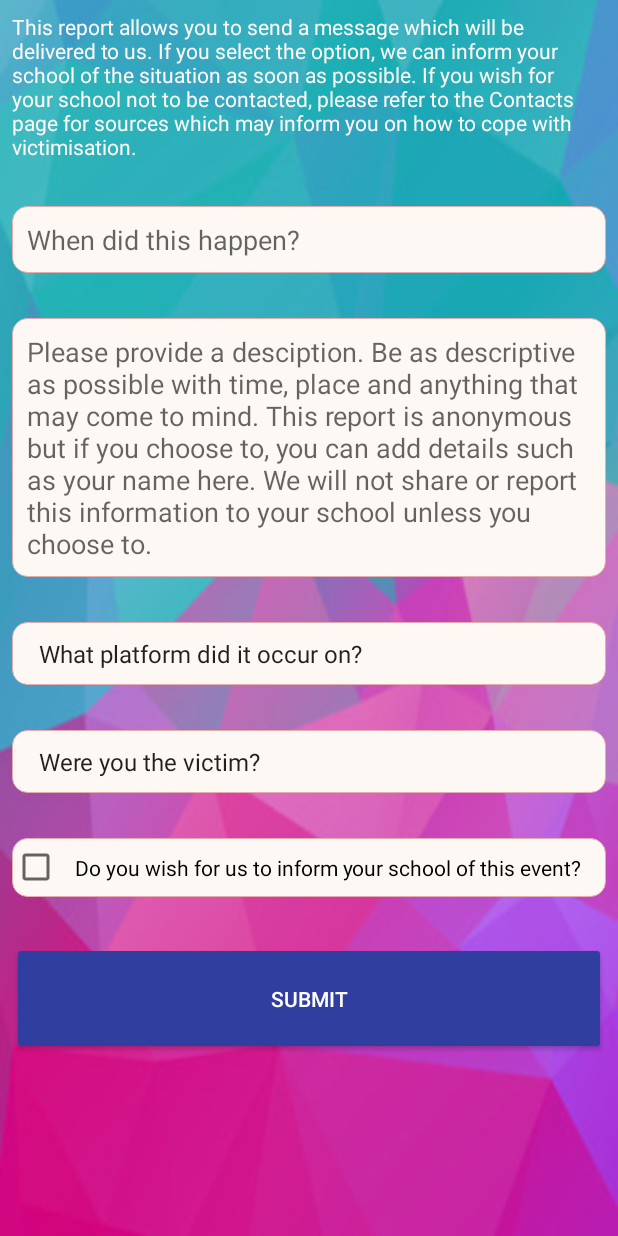
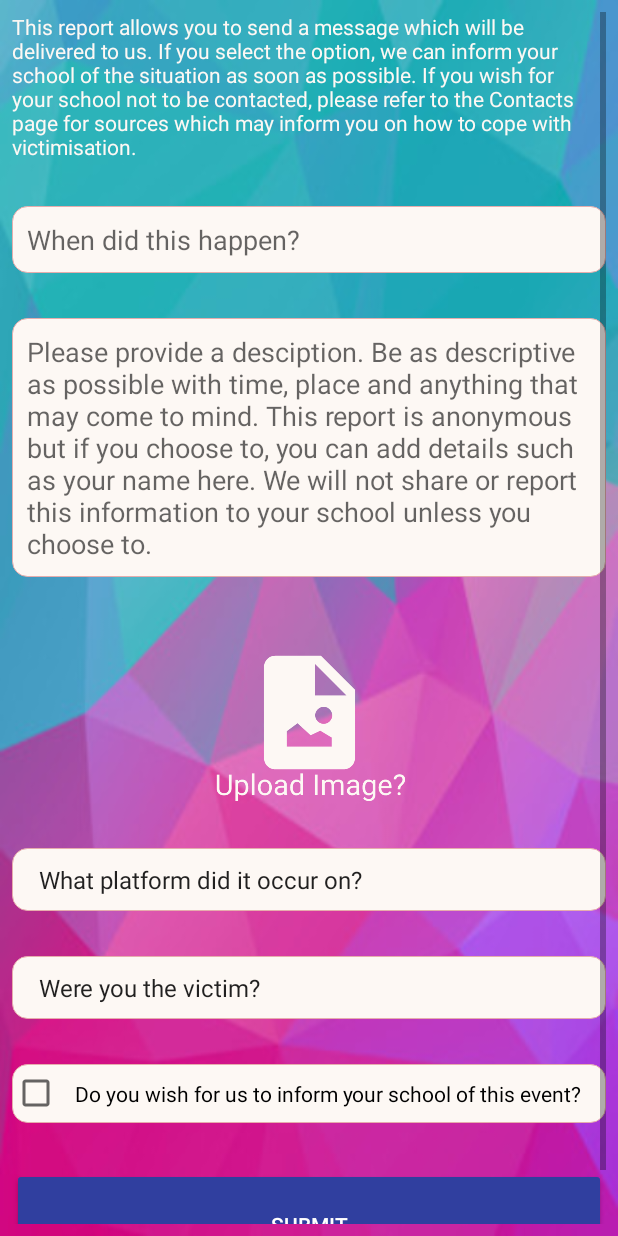
Before and after one commit to tha-bo/mvmr, an Android app: the layout content_report.xml on its own in the app's theme, with its tools: preview values and no code run, on a phone screen of 412 x 824 dp. Run offline under Robolectric (Android 15) with nearby library versions, the phone set to English and light mode, and no system bars.

Commit message:
added image upload to mvmr

```diff
--- a/app/build.gradle
+++ b/app/build.gradle
@@ -7,8 +7,8 @@ android {
         applicationId "mvmr.mvmr"
         minSdkVersion 16
         targetSdkVersion 17
-        versionCode 7
-        versionName "1.007"
+        versionCode 8
+        versionName "1.008"
         testInstrumentationRunner "android.support.test.runner.AndroidJUnitRunner"
     }
     buildTypes {
@@ -34,6 +34,7 @@ dependencies {
     compile 'com.android.support.constraint:constraint-layout:1.0.2'
     compile 'com.android.support:design:25.3.1'
     compile 'com.android.support:support-v4:25.3.1'
+    compile 'com.google.firebase:firebase-storage:10.2.4'
     testCompile 'junit:junit:4.12'
 }
 apply plugin: 'com.google.gms.google-services'
--- a/app/src/main/AndroidManifest.xml
+++ b/app/src/main/AndroidManifest.xml
@@ -5,6 +5,7 @@
     <uses-permission android:name="android.permission.ACCESS_NETWORK_STATE" />
     <uses-permission android:name="android.permission.RECEIVE_BOOT_COMPLETED" />
     <uses-permission android:name="android.permission.CALL_PHONE" />
+    <uses-permission android:name="android.permission.READ_EXTERNAL_STORAGE" />
 
     <application
         android:allowBackup="true"
--- a/app/src/main/res/layout/content_report.xml
+++ b/app/src/main/res/layout/content_report.xml
@@ -78,11 +78,25 @@
                 android:nextFocusUp="@id/report_description"
                 android:nextFocusLeft="@id/report_description"/>
 
+
+
+            <ImageButton
+                android:layout_marginTop="15dp"
+                android:id="@+id/report_image"
+                style="?android:attr/borderlessButtonStyle"
+                android:layout_gravity="center_horizontal"
+                android:layout_width="match_parent"
+                android:layout_height="150sp"
+                android:adjustViewBounds="true"
+                android:scaleType="centerInside"
+                android:hint="ScreenShot (Not required)"
+                app:srcCompat="@drawable/ic_image" />
+
             <Spinner
                 android:id="@+id/report_platform"
                 android:layout_width="match_parent"
                 android:layout_height="wrap_content"
-                android:layout_marginTop="30dp"
+                android:layout_marginTop="15dp"
                 android:entries="@array/report_platform_entries"
                 android:inputType="textMultiLine"
                 android:spinnerMode="dialog"
```
Also changed, not shown: app/src/main/java/mvmr/mvmr/Report.java (+75 -0 lines), app/src/main/res/drawable/ic_image.png (added), 2 other files.
